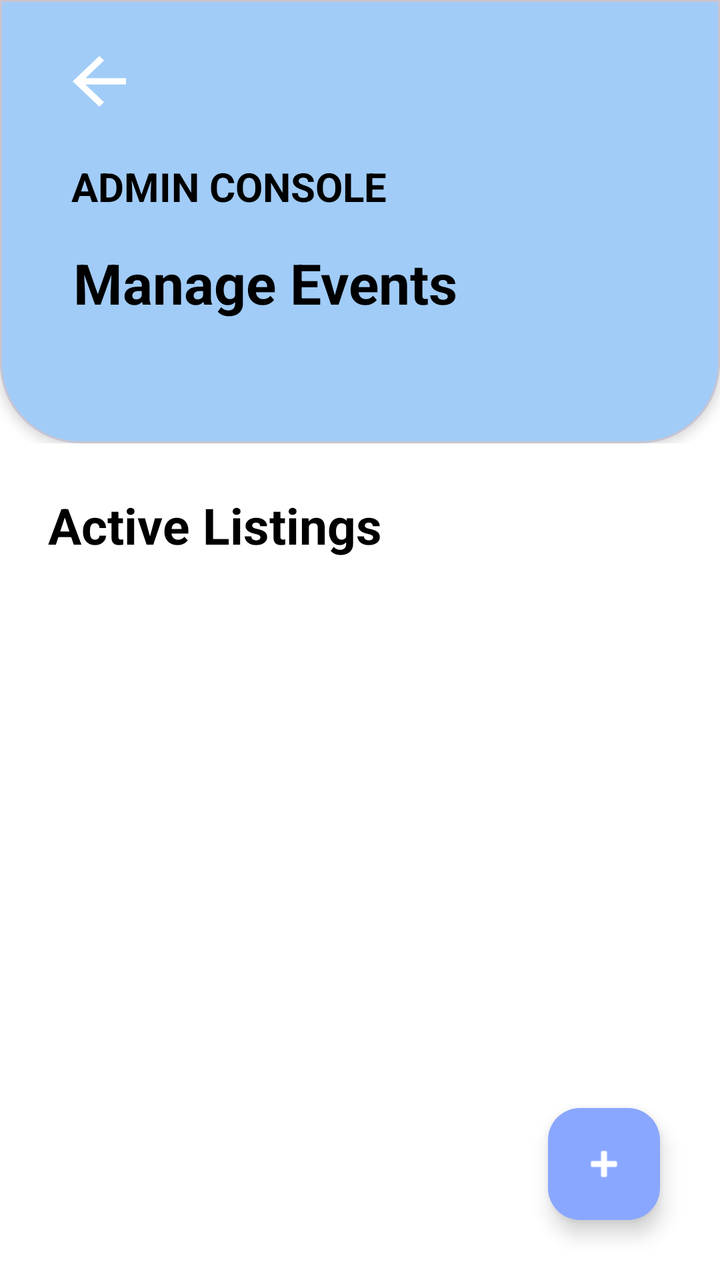
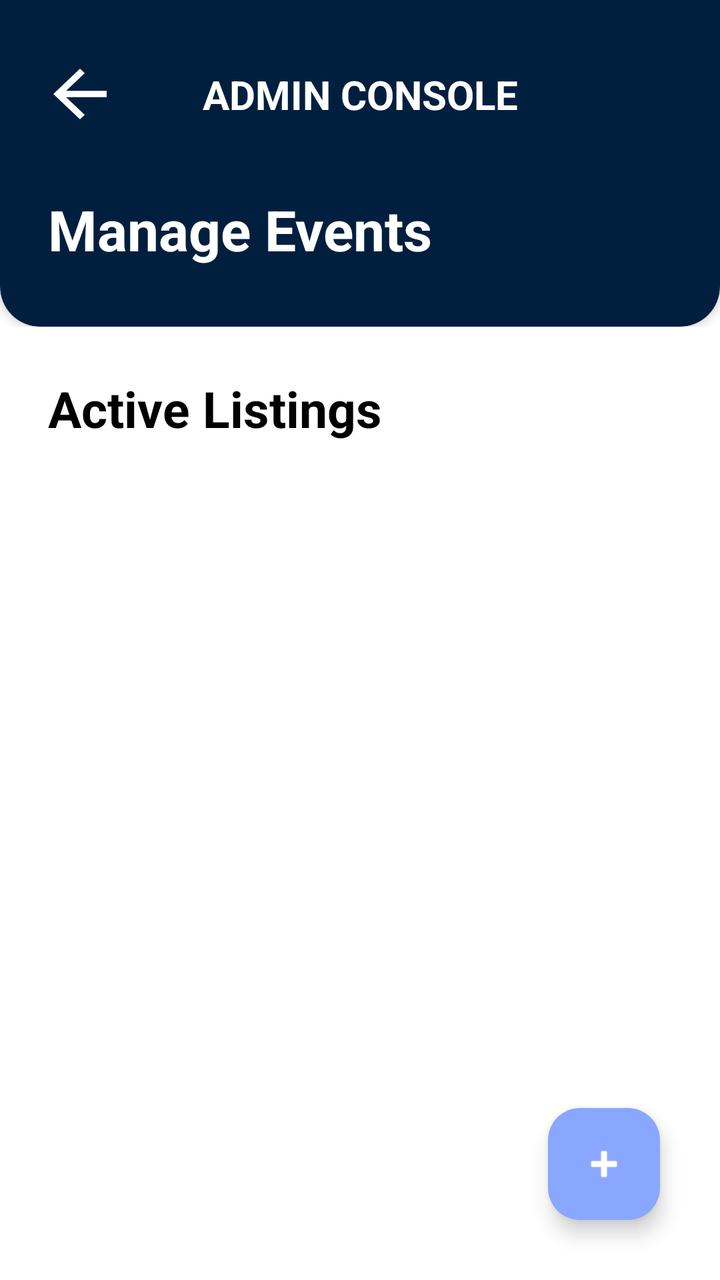

An Android layout rendered at two revisions. The XML below is the earlier revision; the diff shows what the commit changed to produce the second picture.
<!-- AndroidManifest.xml: application theme Theme.UniVent -->
<!-- res/layout/activity_admin_dashboard.xml -->
<?xml version="1.0" encoding="utf-8"?>
<androidx.coordinatorlayout.widget.CoordinatorLayout
    xmlns:android="http://schemas.android.com/apk/res/android"
    xmlns:app="http://schemas.android.com/apk/res-auto"
    xmlns:tools="http://schemas.android.com/tools"
    android:layout_width="match_parent"
    android:layout_height="match_parent"
    android:background="#FFFFFF"
    tools:context=".AdminDashboardActivity">

    <com.google.android.material.appbar.AppBarLayout
        android:id="@+id/appBarLayout"
        android:layout_width="match_parent"
        android:layout_height="wrap_content"
        android:background="@android:color/transparent"
        app:elevation="0dp">

        
        <com.google.android.material.card.MaterialCardView
            android:id="@+id/header_container"
            android:layout_width="match_parent"
            android:layout_height="wrap_content"
            app:cardBackgroundColor="#A1CCF7"
            app:cardElevation="4dp"
            app:shapeAppearanceOverlay="@style/BottomRoundedHeader40">

            <LinearLayout
                android:layout_width="match_parent"
                android:layout_height="wrap_content"
                android:orientation="vertical"
                android:paddingBottom="50dp">

                <ImageButton
                    android:id="@+id/btn_back"
                    android:layout_width="40dp"
                    android:layout_height="38dp"
                    android:layout_marginStart="18dp"
                    android:layout_marginTop="10dp"
                    android:layout_marginBottom="20dp"
                    android:background="?attr/selectableItemBackgroundBorderless"
                    android:contentDescription="Back"
                    android:scaleType="fitXY"
                    android:src="@drawable/ic_back"
                    app:tint="@android:color/white" />

                <TextView
                    android:id="@+id/tv_admin_console"
                    android:layout_width="wrap_content"
                    android:layout_height="wrap_content"
                    android:layout_marginStart="24dp"
                    android:layout_marginBottom="16dp"
                    android:text="ADMIN CONSOLE"
                    android:textColor="@android:color/black"
                    android:textSize="20sp"
                    android:textStyle="bold" />

                <TextView
                    android:id="@+id/tv_manage_events"
                    android:layout_width="wrap_content"
                    android:layout_height="wrap_content"
                    android:layout_marginStart="25dp"
                    android:text="Manage Events"
                    android:textColor="@android:color/black"
                    android:textSize="28sp"
                    android:textStyle="bold" />

            </LinearLayout>
        </com.google.android.material.card.MaterialCardView>
    </com.google.android.material.appbar.AppBarLayout>

    <androidx.core.widget.NestedScrollView
        android:layout_width="match_parent"
        android:layout_height="match_parent"
        app:layout_behavior="@string/appbar_scrolling_view_behavior">

        <LinearLayout
            android:layout_width="match_parent"
            android:layout_height="wrap_content"
            android:orientation="vertical"
            android:padding="24dp">

            <TextView
                android:id="@+id/tv_active_listings"
                android:layout_width="wrap_content"
                android:layout_height="wrap_content"
                android:layout_marginBottom="18dp"
                android:text="Active Listings"
                android:textColor="#000000"
                android:textSize="25sp"
                android:textStyle="bold" />

            
            <androidx.recyclerview.widget.RecyclerView
                android:id="@+id/rv_admin_events"
                android:layout_width="match_parent"
                android:layout_height="wrap_content"
                android:clipToPadding="false"
                android:nestedScrollingEnabled="false"
                tools:listitem="@layout/item_admin_event"
                />

            
            <View
                android:layout_width="match_parent"
                android:layout_height="80dp" />

        </LinearLayout>
    </androidx.core.widget.NestedScrollView>

    
    <com.google.android.material.floatingactionbutton.FloatingActionButton
        android:id="@+id/fab_add_event"
        android:layout_width="wrap_content"
        android:layout_height="wrap_content"
        android:layout_gravity="bottom|end"
        android:layout_margin="30dp"
        android:contentDescription="Add Event"
        app:backgroundTint="#89A7FF"
        app:srcCompat="@android:drawable/ic_input_add"
        app:tint="@android:color/white" />

</androidx.coordinatorlayout.widget.CoordinatorLayout>
<!-- res/layout/item_admin_event.xml (included above) -->
<?xml version="1.0" encoding="utf-8"?>
<com.google.android.material.card.MaterialCardView
    xmlns:android="http://schemas.android.com/apk/res/android"
    xmlns:app="http://schemas.android.com/apk/res-auto"
    android:layout_width="match_parent"
    android:layout_height="wrap_content"
    android:layout_marginBottom="12dp"
    app:cardCornerRadius="20dp"
    app:cardElevation="2dp"
    app:strokeWidth="0dp"
    style="@style/AdminEventCard">

    <LinearLayout
        android:layout_width="match_parent"
        android:layout_height="wrap_content"
        android:gravity="center_vertical"
        android:orientation="horizontal"
        android:padding="12dp">

        <com.google.android.material.imageview.ShapeableImageView
            android:id="@+id/iv_event_image"
            android:layout_width="60dp"
            android:layout_height="60dp"
            android:scaleType="centerCrop"
            android:src="@android:drawable/ic_menu_gallery"
            app:shapeAppearanceOverlay="@style/CircleImage" />

        <LinearLayout
            android:layout_width="0dp"
            android:layout_height="wrap_content"
            android:layout_marginStart="16dp"
            android:layout_weight="1"
            android:orientation="vertical">

            <TextView
                android:id="@+id/tv_event_title"
                android:layout_width="wrap_content"
                android:layout_height="wrap_content"
                android:text="Workshop Title"
                android:textColor="#1A1C1E"
                android:textSize="16sp"
                android:textStyle="bold" />

            <TextView
                android:id="@+id/tv_event_date"
                android:layout_width="wrap_content"
                android:layout_height="wrap_content"
                android:text="24 Dec 2025"
                android:textColor="#74777F"
                android:textSize="14sp" />
        </LinearLayout>

        <ImageButton
            android:id="@+id/btn_edit"
            android:layout_width="40dp"
            android:layout_height="40dp"
            android:background="?attr/selectableItemBackgroundBorderless"
            android:src="@android:drawable/ic_menu_edit"
            app:tint="#6200EE" />

        <ImageButton
            android:id="@+id/btn_delete"
            android:layout_width="40dp"
            android:layout_height="40dp"
            android:background="?attr/selectableItemBackgroundBorderless"
            android:src="@android:drawable/ic_menu_delete"
            app:tint="#BA1A1A" />

    </LinearLayout>


</com.google.android.material.card.MaterialCardView>
<!-- resources referenced by this layout -->
<resources>
  <!-- drawable ic_back (drawable) -->
  <vector xmlns:android="http://schemas.android.com/apk/res/android"
      android:width="24dp"
      android:height="24dp"
      android:viewportWidth="24"
      android:viewportHeight="24"
      android:tint="#000000">
      <path
          android:fillColor="@android:color/white"
          android:pathData="M20,11H7.83l5.59,-5.59L12,4l-8,8 8,8 1.41,-1.41L7.83,13H20v-2z"/>
  </vector>
  <style name="AdminEventCard" parent="Widget.MaterialComponents.CardView">
          <item name="cardBackgroundColor">#FFFFFF</item>
          <item name="cardCornerRadius">20dp</item>
          <item name="cardElevation">0dp</item>
          <item name="strokeColor">#C4C4C4</item>
          <item name="strokeWidth">1dp</item>
      </style>
  <style name="BottomRoundedHeader40" parent="">
          <item name="cornerFamily">rounded</item>
          <item name="cornerSizeBottomLeft">40dp</item>
          <item name="cornerSizeBottomRight">40dp</item>
          <item name="cornerSizeTopLeft">0dp</item>
          <item name="cornerSizeTopRight">0dp</item>
      </style>
  <style name="CircleImage">
          <item name="cornerSize">50%</item>
      </style>
  <style name="Theme.UniVent" parent="Theme.Material3.DayNight.NoActionBar">
          
          <item name="colorPrimary">@color/navy_blue</item>
          <item name="colorOnPrimary">@color/white</item>
          <item name="colorSecondary">@color/red_primary</item>
          <item name="colorOnSecondary">@color/white</item>
          <item name="colorTertiary">@color/yellow_accent</item>
          
          
          <item name="android:windowBackground">@color/white</item>
          <item name="colorSurface">@color/light_gray</item>
          
          
          <item name="android:textColorPrimary">@color/black</item>
      </style>
  <color name="navy_blue">#001F3F</color>
  <color name="white">#FFFFFFFF</color>
  <color name="red_primary">#E53935</color>
  <color name="yellow_accent">#FFC107</color>
  <color name="light_gray">#F5F5F5</color>
  <color name="black">#212121</color>
</resources>

<!-- the commit's change to res/layout/activity_admin_dashboard.xml (unified diff, before → after) -->
@@ -20,53 +20,60 @@
             android:id="@+id/header_container"
             android:layout_width="match_parent"
             android:layout_height="wrap_content"
-            app:cardBackgroundColor="#A1CCF7"
-            app:cardElevation="4dp"
+            app:cardBackgroundColor="#001F3F"
+            app:cardElevation="3dp"
+            app:strokeWidth="0dp"
+            app:cardUseCompatPadding="false"
+            app:cardPreventCornerOverlap="false"
             app:shapeAppearanceOverlay="@style/BottomRoundedHeader40">
 
-            <LinearLayout
+            <androidx.constraintlayout.widget.ConstraintLayout
                 android:layout_width="match_parent"
                 android:layout_height="wrap_content"
-                android:orientation="vertical"
-                android:paddingBottom="50dp">
+                android:paddingBottom="30dp">
 
                 <ImageButton
                     android:id="@+id/btn_back"
                     android:layout_width="40dp"
                     android:layout_height="38dp"
-                    android:layout_marginStart="18dp"
-                    android:layout_marginTop="10dp"
-                    android:layout_marginBottom="20dp"
+                    android:layout_marginStart="20dp"
+                    android:layout_marginTop="28dp"
                     android:background="?attr/selectableItemBackgroundBorderless"
                     android:contentDescription="Back"
                     android:scaleType="fitXY"
                     android:src="@drawable/ic_back"
+                    app:layout_constraintStart_toStartOf="parent"
+                    app:layout_constraintTop_toTopOf="parent"
                     app:tint="@android:color/white" />
 
                 <TextView
                     android:id="@+id/tv_admin_console"
                     android:layout_width="wrap_content"
                     android:layout_height="wrap_content"
-                    android:layout_marginStart="24dp"
-                    android:layout_marginBottom="16dp"
                     android:text="ADMIN CONSOLE"
-                    android:textColor="@android:color/black"
+                    android:textColor="@android:color/white"
                     android:textSize="20sp"
-                    android:textStyle="bold" />
+                    android:textStyle="bold"
+                    app:layout_constraintBottom_toBottomOf="@+id/btn_back"
+                    app:layout_constraintEnd_toEndOf="parent"
+                    app:layout_constraintStart_toStartOf="parent"
+                    app:layout_constraintTop_toTopOf="@+id/btn_back" />
 
                 <TextView
                     android:id="@+id/tv_manage_events"
                     android:layout_width="wrap_content"
                     android:layout_height="wrap_content"
-                    android:layout_marginStart="25dp"
+                    android:layout_marginStart="24dp"
+                    android:layout_marginTop="30dp"
                     android:text="Manage Events"
-                    android:textColor="@android:color/black"
+                    android:textColor="@android:color/white"
                     android:textSize="28sp"
-                    android:textStyle="bold" />
-
-            </LinearLayout>
-        </com.google.android.material.card.MaterialCardView>
-    </com.google.android.material.appbar.AppBarLayout>
+                    android:textStyle="bold"
+                    app:layout_constraintStart_toStartOf="parent"
+                    app:layout_constraintTop_toBottomOf="@+id/btn_back" />
+
+            </androidx.constraintlayout.widget.ConstraintLayout>
+        </com.google.android.material.card.MaterialCardView>    </com.google.android.material.appbar.AppBarLayout>
 
     <androidx.core.widget.NestedScrollView
         android:layout_width="match_parent"
<!-- resource entries referenced after the edit -->
@@ -20,8 +20,8 @@
       </style>
   <style name="BottomRoundedHeader40" parent="">
           <item name="cornerFamily">rounded</item>
-          <item name="cornerSizeBottomLeft">40dp</item>
-          <item name="cornerSizeBottomRight">40dp</item>
+          <item name="cornerSizeBottomLeft">20dp</item>
+          <item name="cornerSizeBottomRight">20dp</item>
           <item name="cornerSizeTopLeft">0dp</item>
           <item name="cornerSizeTopRight">0dp</item>
       </style>
